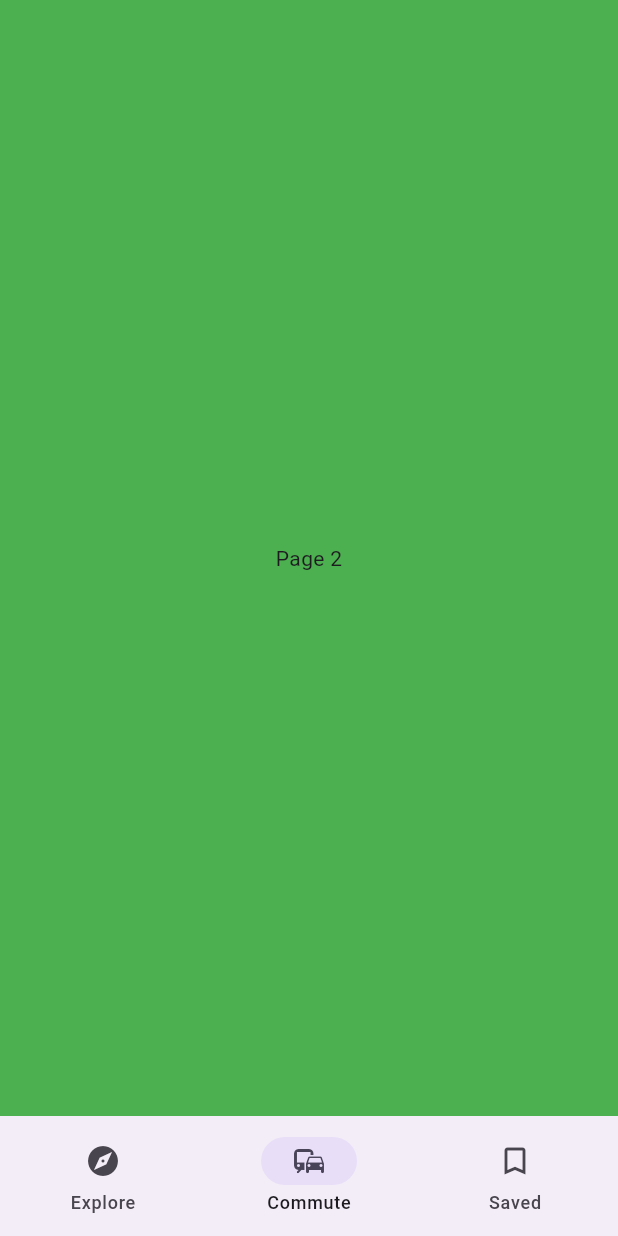
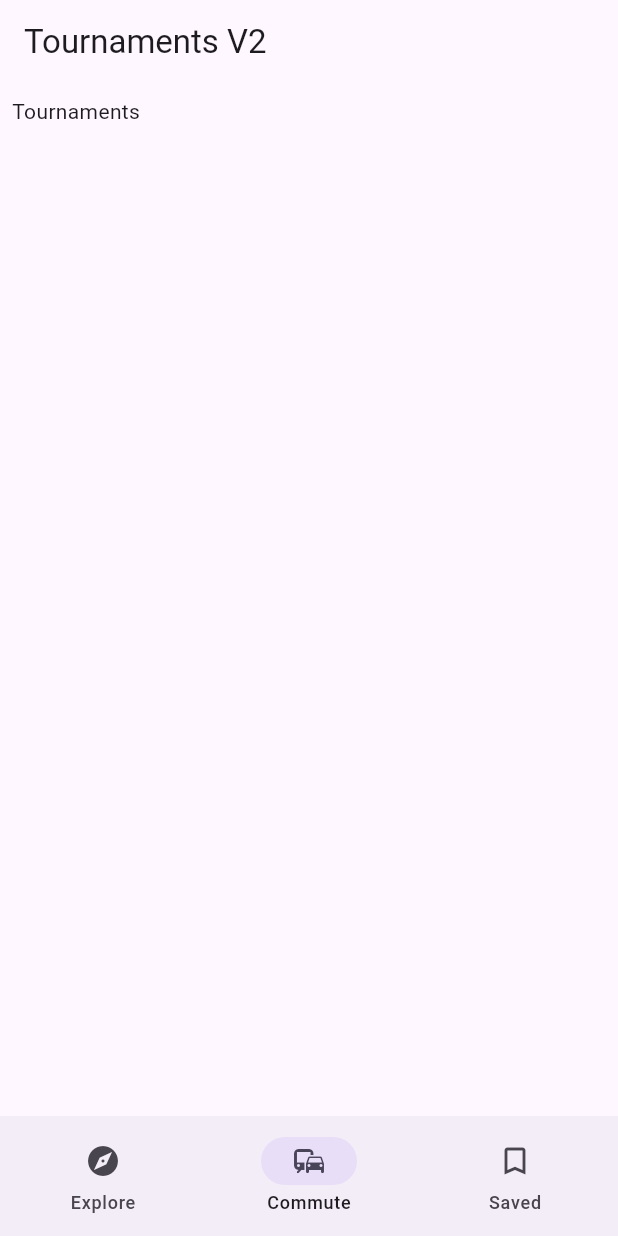
Before and after one commit to nmoore14/fantasyGolf, a Flutter app: the screen it shows after launch, item 2 of the bottom bar chosen, on a phone screen of 412 x 824 dp. Run offline on Flutter 3.47's test engine with Material 2 defaults, Android fonts, the phone set to English and light mode, and no system bars.

Commit message:
Adding more pages and playing with navigator

```diff
--- a/lib/components/nav/bottom_nav.dart
+++ b/lib/components/nav/bottom_nav.dart
@@ -1,3 +1,4 @@
+import 'package:fantasy_golf/pages/tournaments_page.dart';
 import 'package:flutter/material.dart';
 
 class BottomNav extends StatefulWidget {
@@ -40,12 +41,19 @@ class _BottomNavState extends State<BottomNav> {
         Container(
           color: Colors.red,
           alignment: Alignment.center,
-          child: const Text('Page 1'),
+          child: Center(
+            child: ElevatedButton(
+              onPressed: () {
+                Navigator.pushNamed(context, '/tournaments');
+              },
+              child: const Text('Tournaments'),
+            ),
+          ),
         ),
         Container(
           color: Colors.green,
           alignment: Alignment.center,
-          child: const Text('Page 2'),
+          child: const TournamentsPage(title: 'Tournaments V2'),
         ),
         Container(
           color: Colors.blue,
--- a/lib/main.dart
+++ b/lib/main.dart
@@ -1,6 +1,10 @@
+import 'package:fantasy_golf/pages/golers_page.dart';
+import 'package:fantasy_golf/pages/tournaments_page.dart';
 import 'package:flutter/material.dart';
 import 'package:fantasy_golf/components/nav/bottom_nav.dart';
 import 'package:fantasy_golf/components/nav/side_rail.dart';
+
+//home: queryData.size.width < 768.0 ? const BottomNav() : const SideRail(),
 
 void main() => runApp(const FantasyGolfApp());
 
@@ -17,7 +21,11 @@ class FantasyGolfApp extends StatelessWidget {
       theme: ThemeData(
         useMaterial3: true,
       ),
-      home: queryData.size.width < 768.0 ? const BottomNav() : const SideRail(),
+      initialRoute: '/',
+      routes: {
+        '/': (context) => const GolfersPage(title: 'Current Golfers'),
+        '/tournaments': (context) => const TournamentsPage(title: 'Tournaments'),
+      },
     );
   }
 }
--- /dev/null
+++ b/lib/pages/club_house_page.dart
@@ -0,0 +1,20 @@
+import 'package:flutter/material.dart';
+import 'package:fantasy_golf/components/nav/bottom_nav.dart';
+
+class ClubHousePage extends StatelessWidget {
+  const ClubHousePage ({Key? key, required this.title}) : super(key: key);
+  final String title;
+
+  @override
+  Widget build(BuildContext context) {
+    return Scaffold(
+      appBar: AppBar(
+        title: Text(title),
+      ),
+      body: const Center(
+        child: Text('My Club House'),
+      ),
+      bottomNavigationBar: const BottomNav(),
+    );
+  }
+}
--- /dev/null
+++ b/lib/pages/golers_page.dart
@@ -0,0 +1,20 @@
+import 'package:flutter/material.dart';
+import 'package:fantasy_golf/components/nav/bottom_nav.dart';
+
+class GolfersPage extends StatelessWidget {
+  const GolfersPage ({Key? key, required this.title}) : super(key: key);
+  final String title;
+
+  @override
+  Widget build(BuildContext context) {
+    return Scaffold(
+      appBar: AppBar(
+        title: Text(title),
+      ),
+      body: const Center(
+        child: Text('List of Golfers'),
+      ),
+      bottomNavigationBar: const BottomNav(),
+    );
+  }
+}
--- /dev/null
+++ b/lib/pages/tournaments_page.dart
@@ -0,0 +1,23 @@
+import 'package:flutter/material.dart';
+
+class TournamentsPage extends StatelessWidget {
+  const TournamentsPage ({Key? key, required this.title}) : super(key: key);
+  final String title;
+
+  @override
+  Widget build(BuildContext context) {
+    return Scaffold(
+      appBar: AppBar(
+        title: Text(title),
+      ),
+      body: const Padding(
+        padding: EdgeInsets.all(8.0),
+        child: Column(
+          children: <Widget>[
+            Text('Tournaments')
+          ]
+        ),
+      ),
+    );
+  }
+}
```
